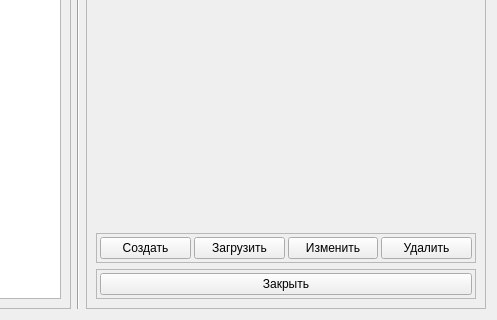
This is forms/fmaddspells.ui in hospitaler17/gamehelper as Qt 5 draws it before an edit; both pictures show x 340 to 837 and y 402 to 722 of the 837 by 722 pixel window. The edited form follows.
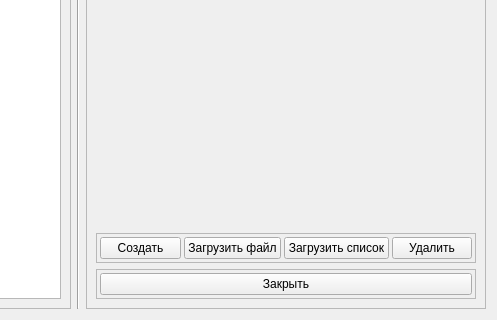
This is the edited form.

The edit to the form file:
```diff
--- a/forms/fmaddspells.ui
+++ b/forms/fmaddspells.ui
@@ -495,14 +495,14 @@
          <item>
           <widget class="QPushButton" name="pb_load_and_add">
            <property name="text">
-            <string>Загрузить</string>
+            <string>Загрузить файл</string>
            </property>
           </widget>
          </item>
          <item>
           <widget class="QPushButton" name="pb_save_edited">
            <property name="text">
-            <string>Изменить</string>
+            <string>Загрузить список</string>
            </property>
           </widget>
          </item>
```
Left out of the diff: 12 changed lines with no effect on the pictures.
